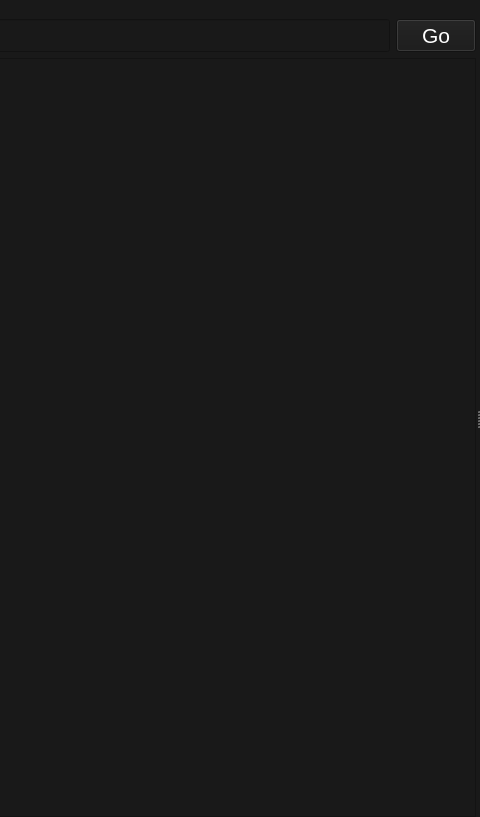
Before: the Qt Designer form mainwindow.ui in siavash119/qtchan, drawn with Qt 5; both pictures show x 767 to 1247 and y 0 to 817 of the 1247 by 817 pixel window.
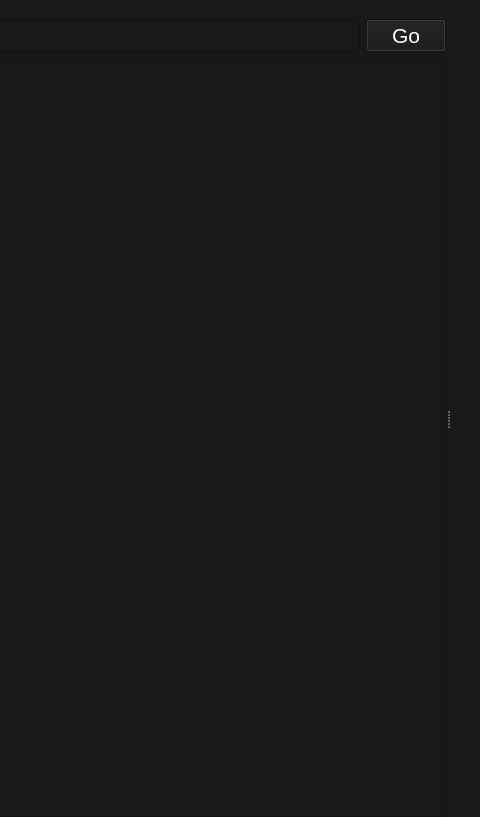
After: the same form once the commit is applied. Custom widgets are drawn as their Qt base class.

Patch:
```diff
--- a/mainwindow.ui
+++ b/mainwindow.ui
@@ -385,6 +385,38 @@
        <property name="lineWidth">
         <number>0</number>
        </property>
+       <widget class="QWidget" name="page">
+        <layout class="QVBoxLayout" name="helpLayout">
+         <property name="spacing">
+          <number>0</number>
+         </property>
+         <property name="leftMargin">
+          <number>0</number>
+         </property>
+         <property name="topMargin">
+          <number>0</number>
+         </property>
+         <property name="rightMargin">
+          <number>0</number>
+         </property>
+         <property name="bottomMargin">
+          <number>0</number>
+         </property>
+         <item>
+          <widget class="QLabel" name="help">
+           <property name="text">
+            <string/>
+           </property>
+           <property name="textFormat">
+            <enum>Qt::RichText</enum>
+           </property>
+           <property name="textInteractionFlags">
+            <set>Qt::LinksAccessibleByKeyboard|Qt::LinksAccessibleByMouse|Qt::TextBrowserInteraction|Qt::TextSelectableByKeyboard|Qt::TextSelectableByMouse</set>
+           </property>
+          </widget>
+         </item>
+        </layout>
+       </widget>
       </widget>
      </widget>
     </item>
```
